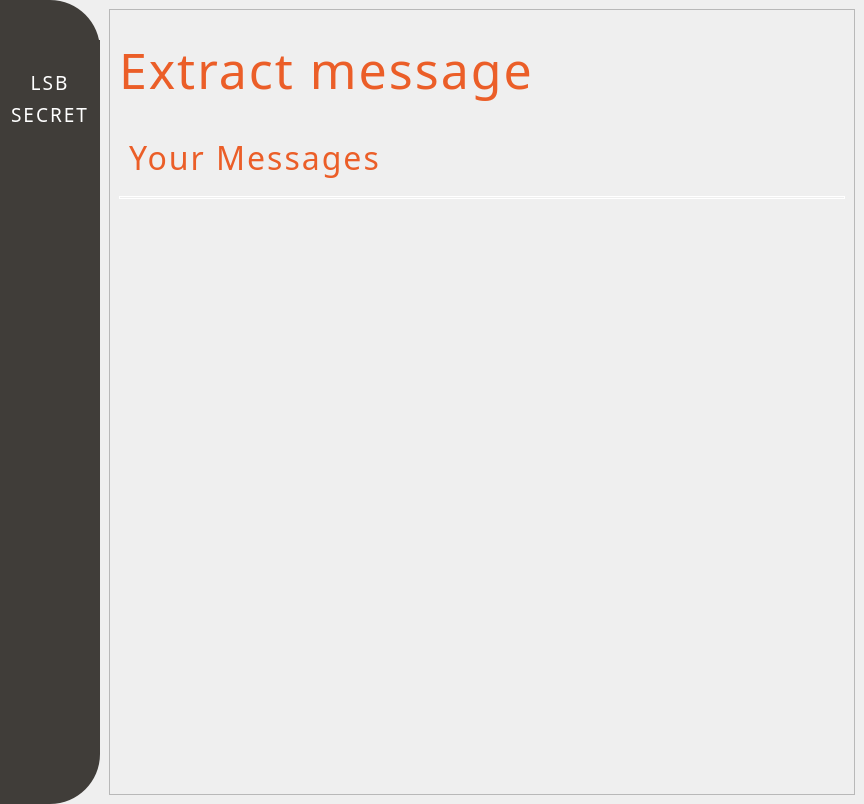
Yasser0Hamoda/LSB_Secret, file frontend/UI/main.ui: the form before one commit.
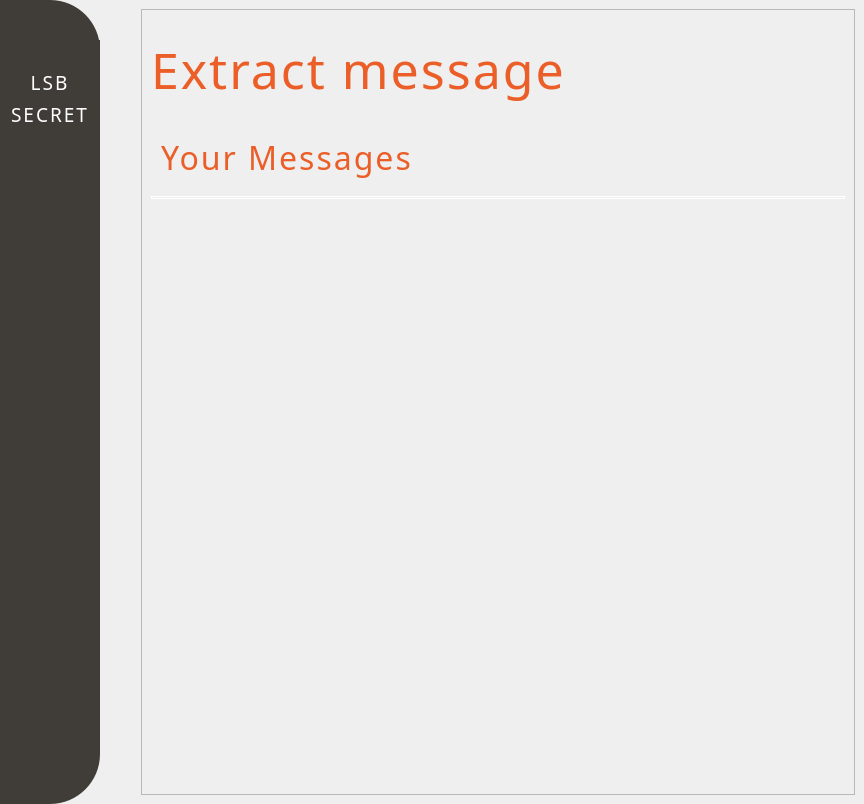
The form after the commit. Icons and pictures are not drawn.

The edit to the form file:
```diff
--- a/frontend/UI/main.ui
+++ b/frontend/UI/main.ui
@@ -80,7 +80,10 @@
     <property name="bottomMargin">
      <number>0</number>
     </property>
-    <property name="spacing">
+    <property name="horizontalSpacing">
+     <number>32</number>
+    </property>
+    <property name="verticalSpacing">
      <number>0</number>
     </property>
     <item row="0" column="0">
@@ -1384,8 +1387,8 @@
           <property name="frameShadow">
            <enum>QFrame::Raised</enum>
           </property>
-          <layout class="QVBoxLayout" name="verticalLayout_10">
-           <item>
+          <layout class="QGridLayout" name="gridLayout_6">
+           <item row="0" column="0">
             <widget class="QLabel" name="label_39">
              <property name="minimumSize">
               <size>
@@ -1416,7 +1419,7 @@
              </property>
             </widget>
            </item>
-           <item>
+           <item row="1" column="0">
             <widget class="QFrame" name="frame_12">
              <property name="styleSheet">
               <string notr="true">background:transparent;</string>
@@ -1458,7 +1461,7 @@
              </layout>
             </widget>
            </item>
-           <item>
+           <item row="2" column="0">
             <widget class="Line" name="line_2">
              <property name="styleSheet">
               <string notr="true">border: 1px solid rgba(255, 255, 255, 1);
@@ -1474,7 +1477,7 @@
              </property>
             </widget>
            </item>
-           <item>
+           <item row="3" column="0">
             <widget class="QFrame" name="frame_29">
              <property name="styleSheet">
               <string notr="true">background:transparent;</string>
@@ -1527,7 +1530,7 @@
                   <rect>
                    <x>0</x>
                    <y>0</y>
-                   <width>704</width>
+                   <width>672</width>
                    <height>567</height>
                   </rect>
                  </property>
```
